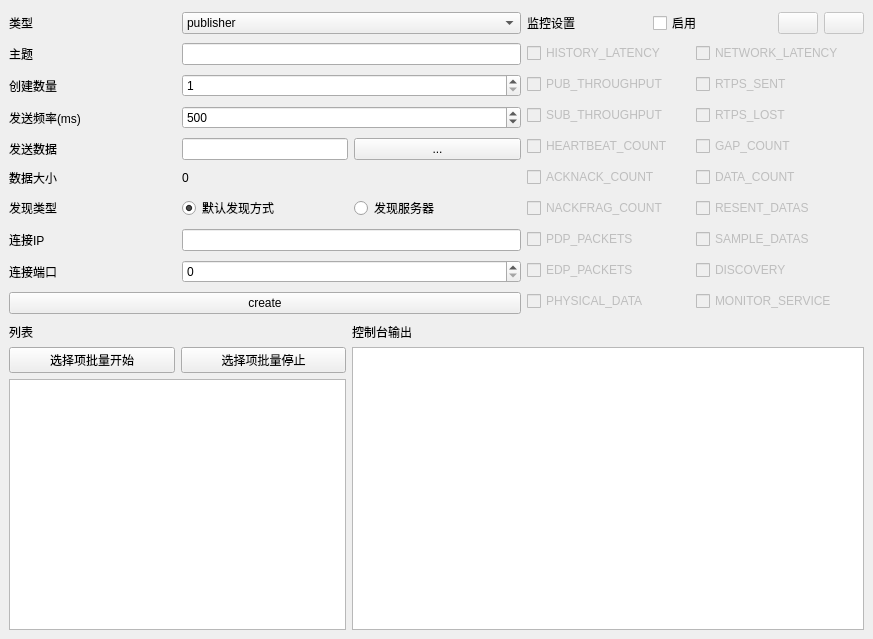
Above: Easy-DDS-Test/EDTest/easyddstest.ui from npr-martin/easydds before the change. Below: the same form after it.
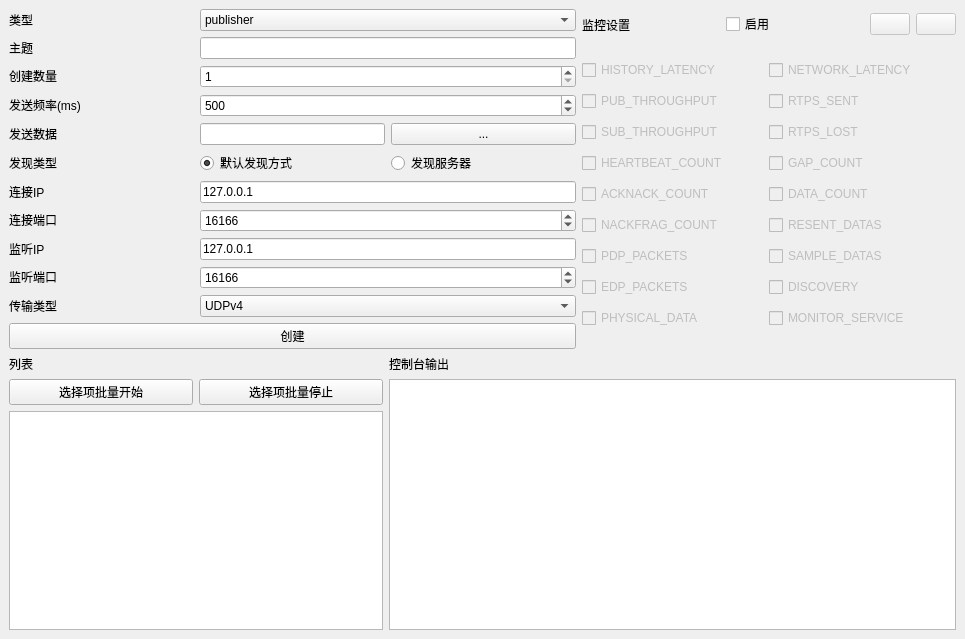
That is the form after the change. Icons and pictures are not drawn.

Commit message: @edit add ui widget for discovery server

Diff of the .ui file:
```diff
--- a/Easy-DDS-Test/EDTest/easyddstest.ui
+++ b/Easy-DDS-Test/EDTest/easyddstest.ui
@@ -6,7 +6,7 @@
    <rect>
     <x>0</x>
     <y>0</y>
-    <width>873</width>
+    <width>965</width>
     <height>639</height>
    </rect>
   </property>
@@ -346,6 +346,45 @@
       <property name="spacing">
        <number>6</number>
       </property>
+      <item row="10" column="1" colspan="2">
+       <widget class="QComboBox" name="cmbTransKind">
+        <item>
+         <property name="text">
+          <string>UDPv4</string>
+         </property>
+        </item>
+        <item>
+         <property name="text">
+          <string>UDPv6</string>
+         </property>
+        </item>
+        <item>
+         <property name="text">
+          <string>TCPv4</string>
+         </property>
+        </item>
+        <item>
+         <property name="text">
+          <string>TCPv6</string>
+         </property>
+        </item>
+        <item>
+         <property name="text">
+          <string>SHM</string>
+         </property>
+        </item>
+       </widget>
+      </item>
+      <item row="6" column="1" colspan="2">
+       <widget class="QLineEdit" name="leIP">
+        <property name="text">
+         <string>127.0.0.1</string>
+        </property>
+        <property name="maxLength">
+         <number>15</number>
+        </property>
+       </widget>
+      </item>
       <item row="0" column="1" colspan="2">
        <widget class="QComboBox" name="comboBox">
         <item>
@@ -360,16 +399,32 @@
         </item>
        </widget>
       </item>
-      <item row="7" column="1" colspan="2">
-       <widget class="QLineEdit" name="leIP"/>
-      </item>
       <item row="4" column="0">
        <widget class="QLabel" name="label_6">
+        <property name="sizePolicy">
+         <sizepolicy hsizetype="Preferred" vsizetype="Fixed">
+          <horstretch>0</horstretch>
+          <verstretch>0</verstretch>
+         </sizepolicy>
+        </property>
         <property name="text">
          <string>发送数据</string>
         </property>
        </widget>
       </item>
+      <item row="7" column="0">
+       <widget class="QLabel" name="lblPort">
+        <property name="sizePolicy">
+         <sizepolicy hsizetype="Preferred" vsizetype="Fixed">
+          <horstretch>0</horstretch>
+          <verstretch>0</verstretch>
+         </sizepolicy>
+        </property>
+        <property name="text">
+         <string>连接端口</string>
+        </property>
+       </widget>
+      </item>
       <item row="4" column="2">
        <widget class="QPushButton" name="pushButton_4">
         <property name="text">
@@ -377,7 +432,7 @@
         </property>
        </widget>
       </item>
-      <item row="6" column="1">
+      <item row="5" column="1">
        <widget class="QRadioButton" name="radioButton">
         <property name="text">
          <string>默认发现方式</string>
@@ -387,8 +442,14 @@
         </property>
        </widget>
       </item>
-      <item row="6" column="0">
+      <item row="5" column="0">
        <widget class="QLabel" name="label_11">
+        <property name="sizePolicy">
+         <sizepolicy hsizetype="Preferred" vsizetype="Fixed">
+          <horstretch>0</horstretch>
+          <verstretch>0</verstretch>
+         </sizepolicy>
+        </property>
         <property name="text">
          <string>发现类型</string>
         </property>
@@ -396,32 +457,44 @@
       </item>
       <item row="0" column="0">
        <widget class="QLabel" name="label">
+        <property name="sizePolicy">
+         <sizepolicy hsizetype="Preferred" vsizetype="Fixed">
+          <horstretch>0</horstretch>
+          <verstretch>0</verstretch>
+         </sizepolicy>
+        </property>
         <property name="text">
          <string>类型</string>
         </property>
        </widget>
       </item>
+      <item row="10" column="0">
+       <widget class="QLabel" name="lblTransKind">
+        <property name="sizePolicy">
+         <sizepolicy hsizetype="Preferred" vsizetype="Fixed">
+          <horstretch>0</horstretch>
+          <verstretch>0</verstretch>
+         </sizepolicy>
+        </property>
+        <property name="text">
+         <string>传输类型</string>
+        </property>
+       </widget>
+      </item>
       <item row="2" column="0">
-       <widget class="QLabel" name="label_4">
+       <widget class="QLabel" name="lblNum">
+        <property name="sizePolicy">
+         <sizepolicy hsizetype="Preferred" vsizetype="Fixed">
+          <horstretch>0</horstretch>
+          <verstretch>0</verstretch>
+         </sizepolicy>
+        </property>
         <property name="text">
          <string>创建数量</string>
         </property>
        </widget>
       </item>
-      <item row="5" column="0">
-       <widget class="QLabel" name="label_7">
-        <property name="sizePolicy">
-         <sizepolicy hsizetype="Preferred" vsizetype="Fixed">
-          <horstretch>0</horstretch>
-          <verstretch>0</verstretch>
-         </sizepolicy>
-        </property>
-        <property name="text">
-         <string>数据大小</string>
-        </property>
-       </widget>
-      </item>
-      <item row="6" column="2">
+      <item row="5" column="2">
        <widget class="QRadioButton" name="radioButton_2">
         <property name="text">
          <string>发现服务器</string>
@@ -429,28 +502,69 @@
        </widget>
       </item>
       <item row="1" column="0">
-       <widget class="QLabel" name="label_3">
+       <widget class="QLabel" name="lblTopic">
+        <property name="sizePolicy">
+         <sizepolicy hsizetype="Preferred" vsizetype="Fixed">
+          <horstretch>0</horstretch>
+          <verstretch>0</verstretch>
+         </sizepolicy>
+        </property>
         <property name="text">
          <string>主题</string>
         </property>
        </widget>
       </item>
-      <item row="9" column="0" colspan="3">
+      <item row="9" column="0">
+       <widget class="QLabel" name="lblListenPort">
+        <property name="sizePolicy">
+         <sizepolicy hsizetype="Preferred" vsizetype="Fixed">
+          <horstretch>0</horstretch>
+          <verstretch>0</verstretch>
+         </sizepolicy>
+        </property>
+        <property name="text">
+         <string>监听端口</string>
+        </property>
+       </widget>
+      </item>
+      <item row="7" column="1" colspan="2">
+       <widget class="QSpinBox" name="sbPort">
+        <property name="maximum">
+         <number>65535</number>
+        </property>
+        <property name="value">
+         <number>16166</number>
+        </property>
+       </widget>
+      </item>
+      <item row="13" column="0" colspan="3">
        <widget class="QPushButton" name="pushButton">
         <property name="text">
-         <string>create</string>
+         <string>创建</string>
         </property>
        </widget>
       </item>
       <item row="3" column="0">
        <widget class="QLabel" name="label_5">
+        <property name="sizePolicy">
+         <sizepolicy hsizetype="Preferred" vsizetype="Fixed">
+          <horstretch>0</horstretch>
+          <verstretch>0</verstretch>
+         </sizepolicy>
+        </property>
         <property name="text">
          <string>发送频率(ms)</string>
         </property>
        </widget>
       </item>
-      <item row="7" column="0">
+      <item row="6" column="0">
        <widget class="QLabel" name="lblIP">
+        <property name="sizePolicy">
+         <sizepolicy hsizetype="Preferred" vsizetype="Fixed">
+          <horstretch>0</horstretch>
+          <verstretch>0</verstretch>
+         </sizepolicy>
+        </property>
         <property name="text">
          <string>连接IP</string>
         </property>
@@ -472,13 +586,6 @@
         </property>
        </widget>
       </item>
-      <item row="5" column="1" colspan="2">
-       <widget class="QLabel" name="label_8">
-        <property name="text">
-         <string>0</string>
-        </property>
-       </widget>
-      </item>
       <item row="3" column="1" colspan="2">
        <widget class="QSpinBox" name="spinBox_2">
         <property name="maximum">
@@ -500,17 +607,36 @@
        </widget>
       </item>
       <item row="8" column="0">
-       <widget class="QLabel" name="lblPort">
+       <widget class="QLabel" name="lblListenIP">
+        <property name="sizePolicy">
+         <sizepolicy hsizetype="Preferred" vsizetype="Fixed">
+          <horstretch>0</horstretch>
+          <verstretch>0</verstretch>
+         </sizepolicy>
+        </property>
         <property name="text">
-         <string>连接端口</string>
+         <string>监听IP</string>
         </property>
        </widget>
       </item>
       <item row="8" column="1" colspan="2">
-       <widget class="QSpinBox" name="sbPort">
+       <widget class="QLineEdit" name="leListenIP">
+        <property name="text">
+         <string>127.0.0.1</string>
+        </property>
+        <property name="maxLength">
+         <number>15</number>
+        </property>
+       </widget>
+      </item>
+      <item row="9" column="1" colspan="2">
+       <widget class="QSpinBox" name="sbListenPort">
         <property name="maximum">
          <number>65535</number>
         </property>
+        <property name="value">
+         <number>16166</number>
+        </property>
        </widget>
       </item>
      </layout>
```
Left out of the diff: 54 changed lines with no effect on the pictures. The commit also changes 2 other files.
